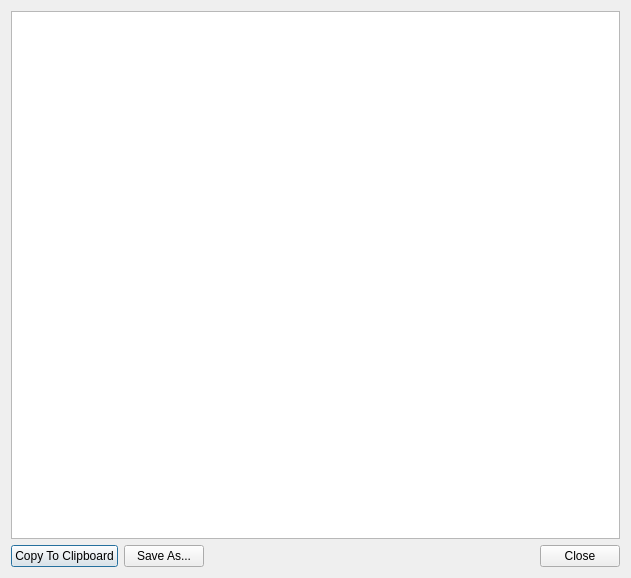
Above: source/modorganizer/src/savetextasdialog.ui from ArialSenki/MO2-Revamped before the change. Below: the same form after it.
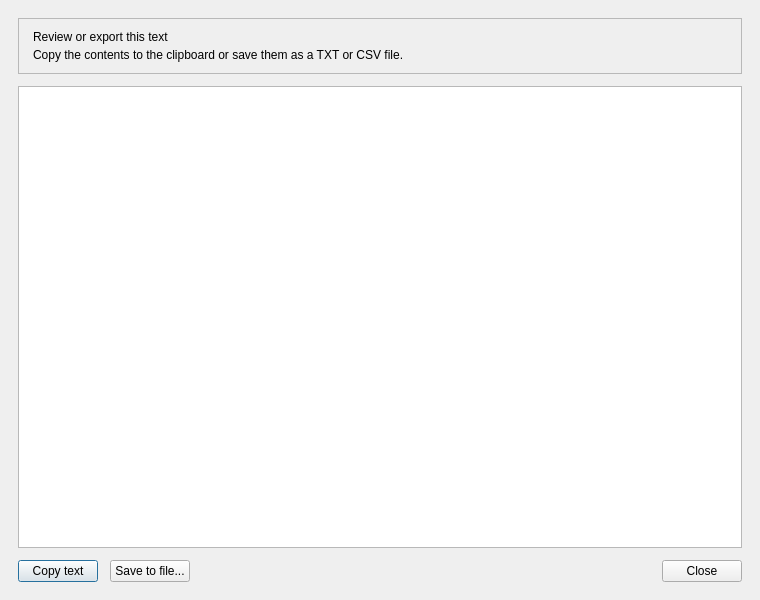
That is the form after the change.

Patch:
```diff
--- a/source/modorganizer/src/savetextasdialog.ui
+++ b/source/modorganizer/src/savetextasdialog.ui
@@ -6,16 +6,46 @@
    <rect>
     <x>0</x>
     <y>0</y>
-    <width>631</width>
-    <height>578</height>
+   <width>760</width>
+   <height>600</height>
    </rect>
   </property>
   <property name="windowTitle">
    <string>Dialog</string>
   </property>
-  <layout class="QVBoxLayout" name="verticalLayout">
-   <item>
-    <widget class="QTextEdit" name="textEdit">
+ <layout class="QVBoxLayout" name="verticalLayout">
+  <property name="leftMargin"><number>18</number></property>
+  <property name="topMargin"><number>18</number></property>
+  <property name="rightMargin"><number>18</number></property>
+  <property name="bottomMargin"><number>18</number></property>
+  <property name="spacing"><number>12</number></property>
+  <item>
+   <widget class="QFrame" name="saveTextHeaderCard">
+    <property name="frameShape"><enum>QFrame::StyledPanel</enum></property>
+    <property name="frameShadow"><enum>QFrame::Plain</enum></property>
+    <layout class="QVBoxLayout" name="saveTextHeaderLayout">
+     <property name="leftMargin"><number>14</number></property>
+     <property name="topMargin"><number>11</number></property>
+     <property name="rightMargin"><number>14</number></property>
+     <property name="bottomMargin"><number>11</number></property>
+     <property name="spacing"><number>4</number></property>
+     <item>
+      <widget class="QLabel" name="saveTextHeading">
+       <property name="text"><string>Review or export this text</string></property>
+      </widget>
+     </item>
+     <item>
+      <widget class="QLabel" name="saveTextDescription">
+       <property name="wordWrap"><bool>true</bool></property>
+       <property name="text"><string>Copy the contents to the clipboard or save them as a TXT or CSV file.</string></property>
+      </widget>
+     </item>
+    </layout>
+   </widget>
+  </item>
+  <item>
+   <widget class="QTextEdit" name="textEdit">
+    <property name="minimumSize"><size><width>0</width><height>300</height></size></property>
      <property name="lineWrapMode">
       <enum>QTextEdit::NoWrap</enum>
      </property>
@@ -29,14 +59,14 @@
      <item>
       <widget class="QPushButton" name="clipboardBtn">
        <property name="text">
-        <string>Copy To Clipboard</string>
+       <string>Copy text</string>
        </property>
       </widget>
      </item>
      <item>
       <widget class="QPushButton" name="saveAsBtn">
        <property name="text">
-        <string>Save As...</string>
+       <string>Save to file...</string>
        </property>
       </widget>
      </item>
```
Left out of the diff: 2 changed lines with no effect on the pictures.
